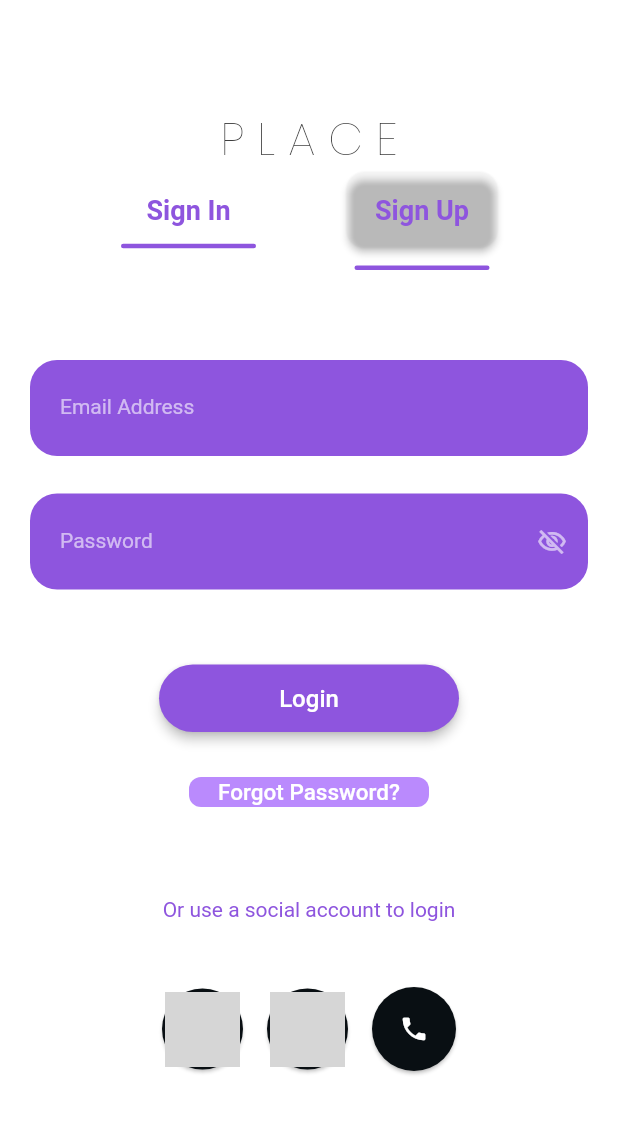
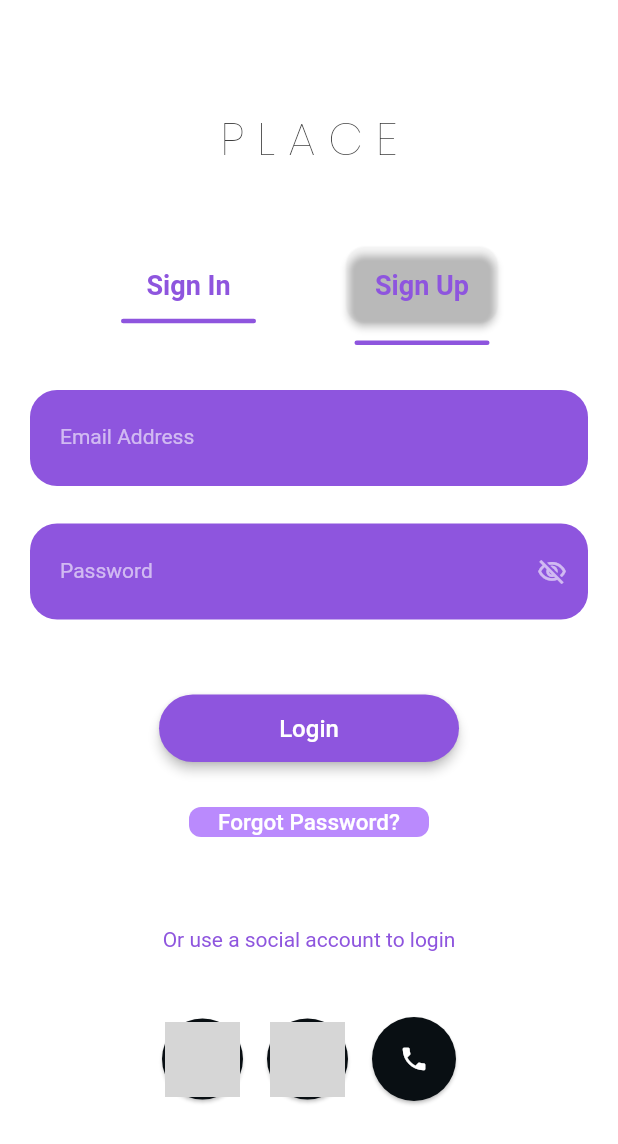
Before and after one commit to drexquisite/projx, a Flutter app: the screen it shows after launch, after a tap on the "home" icon, on a phone screen of 412 x 824 dp. Shown: the top 1144 px of the screen. Run offline on Flutter 3.47's test engine with Material 2 defaults, Android fonts, the phone set to English and light mode, and no system bars; drawn by our look-alikes of auto_size_text; our stand-ins replace font_awesome_flutter, google_fonts; Roboto replaces fonts that are missing (Lexend Deca); grey boxes are pictures that could not be loaded.

Commit message:
Updating to latest FlutterFlow output.

```diff
--- a/lib/login_sign_up/login_sign_up_widget.dart
+++ b/lib/login_sign_up/login_sign_up_widget.dart
@@ -72,7 +72,7 @@ class _LoginSignUpWidgetState extends State<LoginSignUpWidget> {
                             ),
                           ),
                           Padding(
-                            padding: EdgeInsets.fromLTRB(20, 0, 20, 0),
+                            padding: EdgeInsets.fromLTRB(20, 50, 20, 0),
                             child: Row(
                               mainAxisSize: MainAxisSize.max,
                               mainAxisAlignment: MainAxisAlignment.spaceEvenly,
@@ -148,7 +148,7 @@ class _LoginSignUpWidgetState extends State<LoginSignUpWidget> {
                             ),
                           ),
                           Padding(
-                            padding: EdgeInsets.fromLTRB(20, 60, 20, 0),
+                            padding: EdgeInsets.fromLTRB(20, 30, 20, 0),
                             child: TextFormField(
                               controller: emailAddressController,
                               obscureText: false,
```
